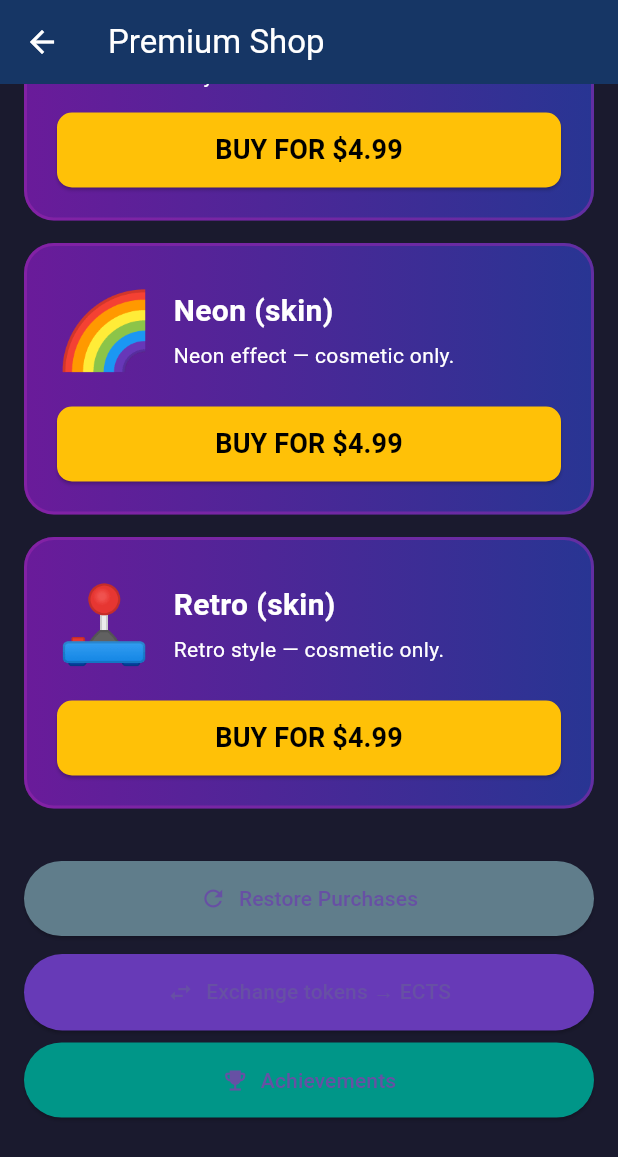
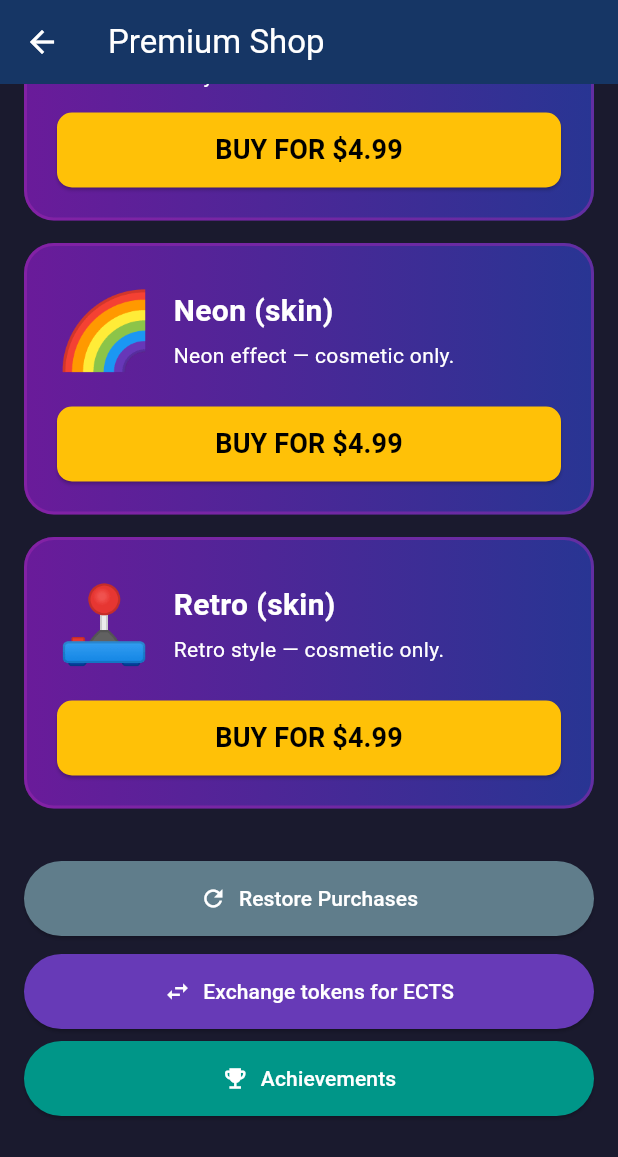
Before and after one commit to Andezion/DumbClicker, a Flutter app: the ShopScreen screen opened directly with empty values, scrolled down 908 dp, on a phone screen of 412 x 824 dp. Shown: the top 1157 px of the screen. Run offline on Flutter 3.47's test engine with Material 3 defaults, Android fonts, the phone set to English and light mode, and no system bars; our stand-ins replace in_app_purchase.

Commit message:
added coolor

```diff
--- a/lib/ui/shop_screen.dart
+++ b/lib/ui/shop_screen.dart
@@ -302,8 +302,9 @@ class _ShopScreenState extends State<ShopScreen> {
                       const SnackBar(content: Text('Purchases restored!')),
                     );
                   },
-                  icon: const Icon(Icons.refresh),
-                  label: const Text('Restore Purchases'),
+                  icon: const Icon(Icons.refresh, color: Colors.white),
+                  label: const Text('Restore Purchases',
+                      style: TextStyle(color: Colors.white)),
                   style: ElevatedButton.styleFrom(
                     backgroundColor: Colors.blueGrey,
                     padding: const EdgeInsets.symmetric(vertical: 15),
@@ -312,8 +313,9 @@ class _ShopScreenState extends State<ShopScreen> {
                 const SizedBox(height: 12),
                 ElevatedButton.icon(
                   onPressed: () => _showExchangeDialog(),
-                  icon: const Icon(Icons.swap_horiz),
-                  label: const Text('Exchange tokens → ECTS'),
+                  icon: const Icon(Icons.swap_horiz, color: Colors.white),
+                  label: const Text('Exchange tokens for ECTS',
+                      style: TextStyle(color: Colors.white)),
                   style: ElevatedButton.styleFrom(
                     backgroundColor: Colors.deepPurple,
                     padding: const EdgeInsets.symmetric(vertical: 15),
@@ -329,8 +331,9 @@ class _ShopScreenState extends State<ShopScreen> {
                               AchievementsScreen(gameState: widget.gameState)),
                     );
                   },
-                  icon: const Icon(Icons.emoji_events),
-                  label: const Text('Achievements'),
+                  icon: const Icon(Icons.emoji_events, color: Colors.white),
+                  label: const Text('Achievements',
+                      style: TextStyle(color: Colors.white)),
                   style: ElevatedButton.styleFrom(
                     backgroundColor: Colors.teal,
                     padding: const EdgeInsets.symmetric(vertical: 15),
```
